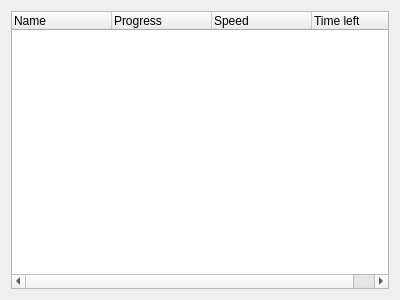
This is kgui/transferwidget.ui in maciekgajewski/rufusdc as Qt 5 draws it before an edit. The edited form follows.
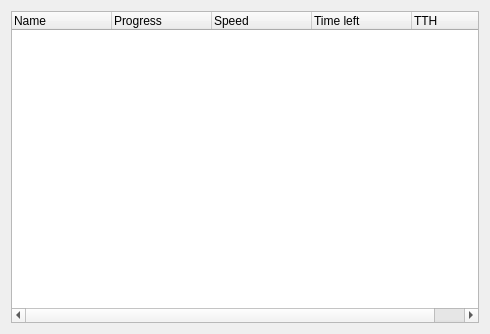
This is the edited form.

```diff
--- a/kgui/transferwidget.ui
+++ b/kgui/transferwidget.ui
@@ -6,8 +6,8 @@
    <rect>
     <x>0</x>
     <y>0</y>
-    <width>400</width>
-    <height>300</height>
+    <width>490</width>
+    <height>334</height>
    </rect>
   </property>
   <property name="windowTitle">
@@ -36,6 +36,11 @@
        <string>Time left</string>
       </property>
      </column>
+     <column>
+      <property name="text">
+       <string>TTH</string>
+      </property>
+     </column>
     </widget>
    </item>
   </layout>
```
